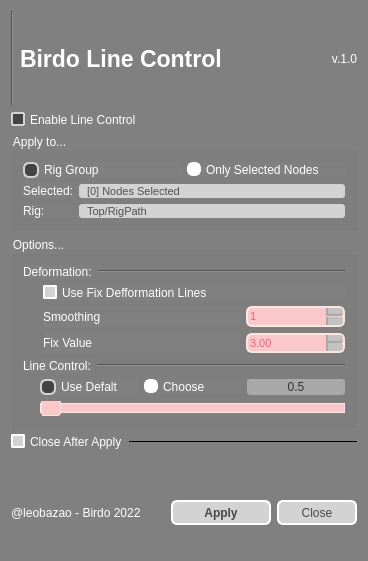
The window that package/harmony20/BirdoPack/ui/BD_LineControl.ui (otmbneto/BirdoApp) describes before a commit, drawn with Qt 5.
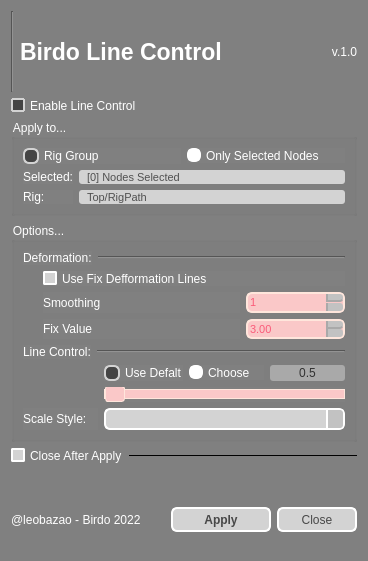
The same window after the commit.

Commit message: add new scripts to NODEVIEW toolbar  and update LineControl with Scale type line comboBox option

```diff
--- a/package/harmony20/BirdoPack/ui/BD_LineControl.ui
+++ b/package/harmony20/BirdoPack/ui/BD_LineControl.ui
@@ -160,7 +160,104 @@
 	color: rgb(250, 90, 120);
 	background-color: rgb(250, 200, 200);
 	border-color: rgb(255, 230, 220);
-}</string>
+}
+
+QComboBox {
+	color: black;
+    border: 2px solid white;
+    border-radius: 6px;
+    padding: 1px 18px 1px 3px;
+    min-width: 6em;
+}
+
+QComboBox::down-arrow {
+      image: null;
+}
+
+QComboBox:editable{
+	background: rgb(212, 210, 229);
+}
+
+QComboBox:!editable, QComboBox::drop-down:editable {
+     background: lightgray;
+}
+
+QComboBox:on { /* shift the text when the popup opens */
+    padding-top: 3px;
+    padding-left: 4px;
+}
+
+QComboBox::drop-down {
+    width: 15px;
+	background-color: rgb(194, 194, 194);
+    border-left-width: 2px;
+    border-left-color: white;
+    border-left-style: solid; /* just a single line */
+    border-top-right-radius: 3px; /* same radius as the QComboBox */
+    border-bottom-right-radius: 3px;
+}
+
+QComboBox:hover{
+    border: 2px solid #05B8CC;
+    color: gray;
+}
+
+QComboBox QAbstractItemView{
+    border: 2px solid white;
+	border-radius: 10px;
+    color: gray;
+	background-color: lightgray;
+    selection-background-color: #05B8CC;
+	selection-color: white;
+	selection-item-border-radius: 2px;
+	padding: 3px 3px ;
+}
+
+QComboBox:disabled{
+	color: rgb(250, 90, 120);
+	background-color: rgb(250, 200, 200);
+	border-color: gray;
+}
+
+QScrollArea{
+	border-radius: 5px;
+	border: none;
+}
+
+QScrollBar::handle {
+	border-radius: 10px;
+ 	border: none;
+	background-color: #05B8CC;
+	width: 5px;
+}
+
+QScrollBar::add-page{ 
+	border: none;
+    background-color: transparent;
+}
+
+QScrollBar::sub-page {
+    background-color: transparent;
+	border: none;
+}
+
+QScrollBar::add-line {
+    border: none;
+    background-color: transparent;
+}
+
+QScrollBar::sub-line {
+    border: none;
+    background-color: transparent;
+}
+
+QScrollBar:arrow{
+	border: none;
+	background: transparent;
+	color: none;
+	image: none;
+}
+</string>
   </property>
   <layout class="QVBoxLayout" name="verticalLayout_3">
    <item>
@@ -609,6 +706,16 @@
           </property>
          </widget>
         </item>
+        <item row="2" column="1" colspan="3">
+         <widget class="QComboBox" name="comboScale"/>
+        </item>
+        <item row="2" column="0">
+         <widget class="QLabel" name="label_5">
+          <property name="text">
+           <string>Scale Style:</string>
+          </property>
+         </widget>
+        </item>
        </layout>
       </item>
      </layout>
```
Left out of the diff: 26 changed lines with no effect on the pictures. The commit also changes 7 other files.
